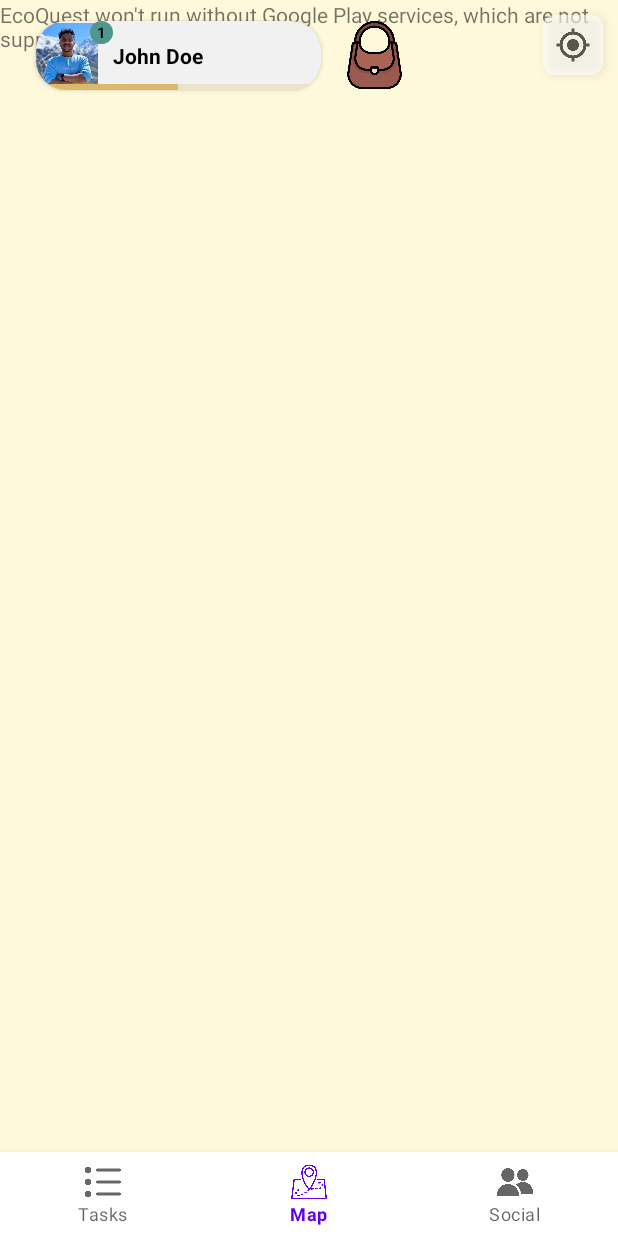
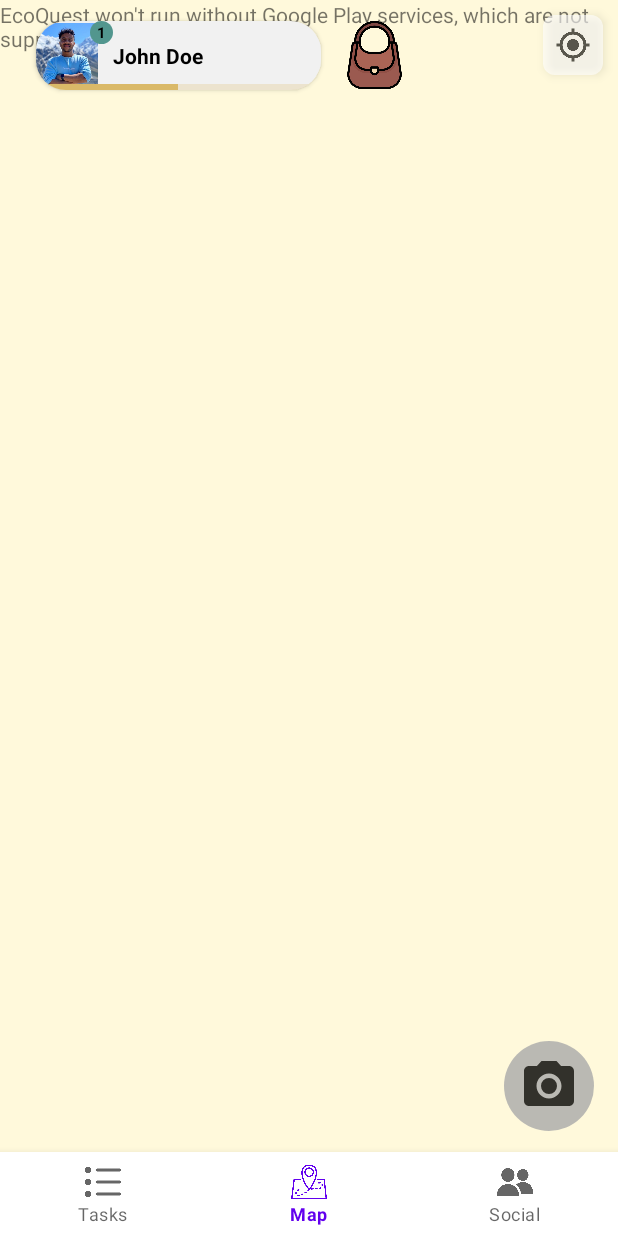
Before and after one commit to grantliunz/EcoQuest, an Android app: the screen it shows after launch (MainActivity), on a phone screen of 412 x 824 dp. Run offline under Robolectric (Android 15) with nearby library versions, the phone set to English and light mode, and no system bars; our stand-ins replace navigation-ui; libraries missing offline, so code that uses them is left out: com.google.maps.android, com.google.maps.model.

Commit message:
Updated camera features into application

```diff
--- a/app/src/main/AndroidManifest.xml
+++ b/app/src/main/AndroidManifest.xml
@@ -2,6 +2,12 @@
 <manifest xmlns:android="http://schemas.android.com/apk/res/android"
     xmlns:tools="http://schemas.android.com/tools" >
 
+    <uses-feature
+        android:name="android.hardware.camera"
+        android:required="false" />
+
+    <uses-permission android:name="android.permission.WRITE_EXTERNAL_STORAGE" />
+    <uses-permission android:name="android.permission.CAMERA"/>
     <uses-permission android:name="android.permission.ACCESS_COARSE_LOCATION" />
     <uses-permission android:name="android.permission.ACCESS_FINE_LOCATION" />
     <uses-permission android:name="android.permission.ACCESS_BACKGROUND_LOCATION" />
--- a/app/src/main/java/com/example/devs_hackathon_2023/fragments/Map.java
+++ b/app/src/main/java/com/example/devs_hackathon_2023/fragments/Map.java
@@ -6,6 +6,7 @@ import android.Manifest;
 import android.animation.Animator;
 import android.animation.AnimatorListenerAdapter;
 import android.annotation.SuppressLint;
+import android.app.Activity;
 import android.content.Context;
 import android.content.Intent;
 import android.content.pm.ApplicationInfo;
@@ -23,6 +24,7 @@ import android.location.Location;
 import android.location.LocationManager;
 import android.os.Bundle;
 import android.os.Looper;
+import android.provider.MediaStore;
 import android.util.Log;
 import android.view.LayoutInflater;
 import android.view.MotionEvent;
@@ -33,8 +35,10 @@ import android.widget.ImageView;
 import android.widget.RelativeLayout;
 
 import android.widget.TextView;
+import android.widget.Toast;
 
 
+import androidx.activity.result.contract.ActivityResultContracts;
 import androidx.annotation.NonNull;
 import androidx.annotation.Nullable;
 import androidx.appcompat.app.AppCompatActivity;
@@ -105,8 +109,7 @@ public class Map extends Fragment implements OnMapReadyCallback,
     private boolean isCanceled = false;
     private PolylineOptions currPolylineOptions;
 
-
-            private FusedLocationProviderClient fusedLocationClient;
+    private FusedLocationProviderClient fusedLocationClient;
     private LocationCallback locationCallback;
     private Location currentLocation;
     private Coordinates targetLocation;
@@ -120,10 +123,28 @@ public class Map extends Fragment implements OnMapReadyCallback,
     @Override
     public View onCreateView(@NonNull LayoutInflater inflater, @Nullable ViewGroup container, @Nullable Bundle savedInstanceState) {
 
-        binding = FragmentMapBinding.inflate(inflater, container, false);
+        View view = FragmentMapBinding.inflate(inflater, container, false).getRoot();
 
-        return binding.getRoot();
+        ImageView cameraButton = view.findViewById(R.id.cameraButton);
+        cameraButton.setOnClickListener(new View.OnClickListener() {
+            @Override
+            public void onClick(View v) {
+                // Call your function here
+                if (ContextCompat.checkSelfPermission(getContext(), Manifest.permission.CAMERA)
+                        == PackageManager.PERMISSION_GRANTED){
+                    Intent intent = new Intent(MediaStore.ACTION_IMAGE_CAPTURE);
+                    startActivity(intent);
+                } else {
+                    ActivityCompat.requestPermissions(getActivity(),
+                            new String[]{Manifest.permission.CAMERA}, 1);
+                }
+            }
+        });
+
+
+        return view;
     }
+
 
     @Override
     public void onViewCreated(@NonNull View view, @Nullable Bundle savedInstanceState) {
--- /dev/null
+++ b/app/src/main/res/drawable/baseline_camera_alt_24.xml
@@ -0,0 +1,6 @@
+<vector android:height="24dp" android:tint="#000000"
+    android:viewportHeight="24" android:viewportWidth="24"
+    android:width="24dp" xmlns:android="http://schemas.android.com/apk/res/android">
+    <path android:fillColor="@android:color/white" android:pathData="M12,12m-3.2,0a3.2,3.2 0,1 1,6.4 0a3.2,3.2 0,1 1,-6.4 0"/>
+    <path android:fillColor="@android:color/white" android:pathData="M9,2L7.17,4L4,4c-1.1,0 -2,0.9 -2,2v12c0,1.1 0.9,2 2,2h16c1.1,0 2,-0.9 2,-2L22,6c0,-1.1 -0.9,-2 -2,-2h-3.17L15,2L9,2zM12,17c-2.76,0 -5,-2.24 -5,-5s2.24,-5 5,-5 5,2.24 5,5 -2.24,5 -5,5z"/>
+</vector>
--- /dev/null
+++ b/app/src/main/res/drawable/button_grey_circle.xml
@@ -0,0 +1,7 @@
+<shape xmlns:android="http://schemas.android.com/apk/res/android"
+    android:shape="oval">
+    <solid android:color="@android:color/darker_gray" /> <!-- Replace with your desired gray color -->
+    <size
+        android:width="80dp"
+        android:height="80dp" /> <!-- Adjust the size as per your requirement -->
+</shape>
--- a/app/src/main/res/layout/fragment_map.xml
+++ b/app/src/main/res/layout/fragment_map.xml
@@ -140,4 +140,18 @@
             android:src="@drawable/my_location"
             android:clickable="true"/>
     </RelativeLayout>
+
+    <ImageView
+        android:id="@+id/cameraButton"
+        android:layout_width="60dp"
+        android:layout_height="60dp"
+        android:layout_gravity="bottom|right"
+        android:layout_marginEnd="16dp"
+        android:layout_marginBottom="70dp"
+        android:alpha="0.8"
+        android:background="@drawable/button_grey_circle"
+        android:padding="10dp"
+        android:src= "@drawable/baseline_camera_alt_24" />
+
+
 </FrameLayout>
```
Also changed, not shown: app/src/main/java/com/example/devs_hackathon_2023/MainActivity.java (+16 -8 lines).
